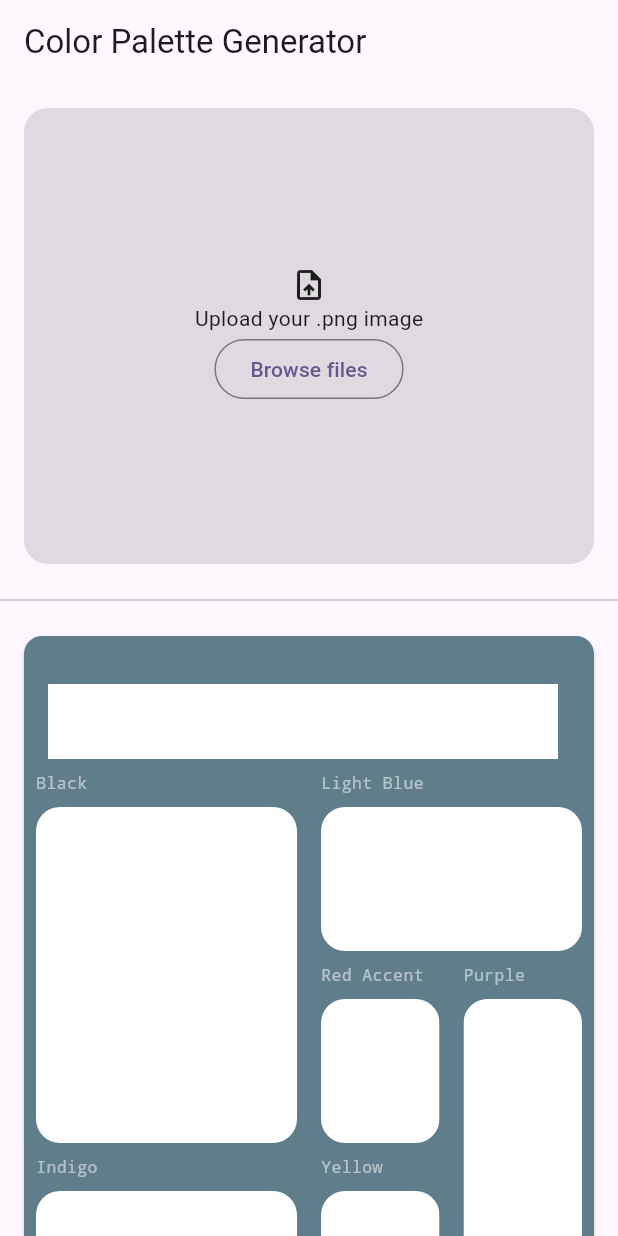
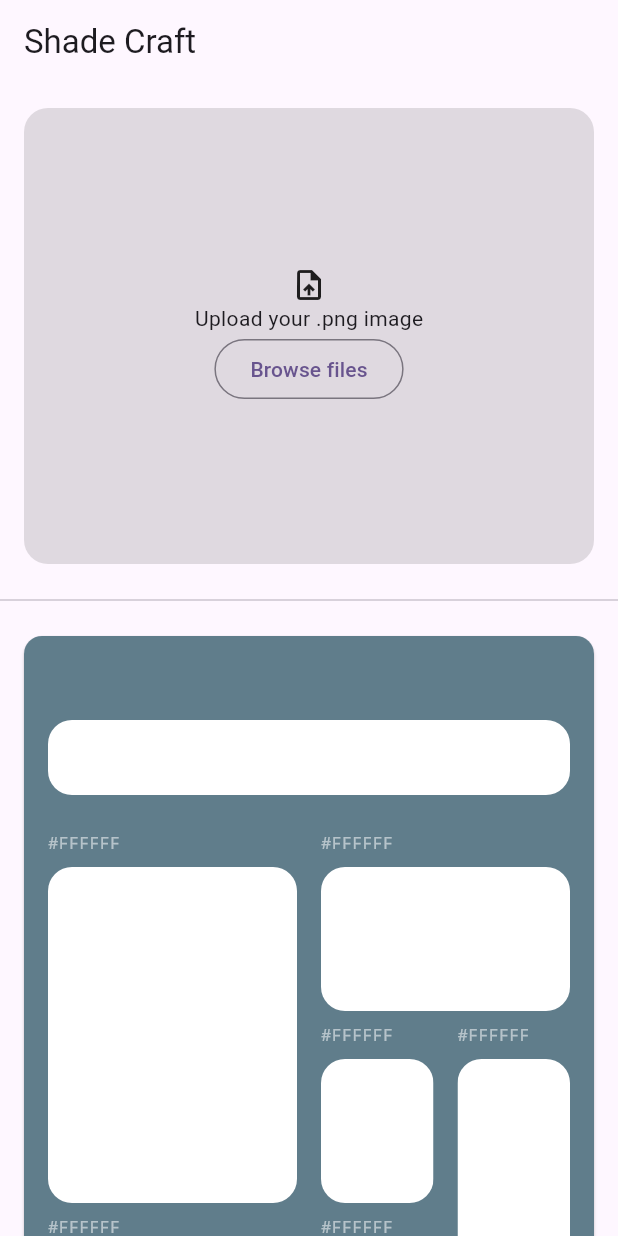
Before and after one commit to emmanuelCode/shade-craft, a Flutter app: the screen it shows after launch, on a phone screen of 412 x 824 dp. Run offline on Flutter 3.47's test engine with Material 3 defaults, Android fonts, the phone set to English and light mode, and no system bars; our stand-ins replace firebase_ai, firebase_core, flutter_riverpod, freezed_annotation, image_picker, riverpod_annotation; missing offline and left inert: gemini_nano_android; accounts and stored records are empty; generated files the repository leaves out were written again.

Commit message:
chore: update INSTRUCTION.md, UI, and a few little tweaks

```diff
--- /dev/null
+++ b/lib/core/utils/color_extensions.dart
@@ -0,0 +1,9 @@
+import 'dart:ui';
+
+extension ColorHex on Color {
+  /// Returns the hex code in #RRGGBB format.
+  String get toHex {
+    return '#${(r * 255).toInt().toRadixString(16).padLeft(2, '0')}${(g * 255).toInt().toRadixString(16).padLeft(2, '0')}${(b * 255).toInt().toRadixString(16).padLeft(2, '0')}'
+        .toUpperCase();
+  }
+}
--- a/lib/feature/generate_color/view/color_palette_screen.dart
+++ b/lib/feature/generate_color/view/color_palette_screen.dart
@@ -1,6 +1,7 @@
 import 'package:flutter/material.dart';
 import 'package:flutter_riverpod/flutter_riverpod.dart';
 import 'package:shade_craft/feature/generate_color/intent/color_palette_intent.dart';
+import 'package:shade_craft/core/utils/color_extensions.dart';
 
 import 'color_palette_view_event.dart';
 
@@ -10,7 +11,7 @@ class ColorPaletteScreen extends StatelessWidget {
   @override
   Widget build(BuildContext context) {
     return Scaffold(
-      appBar: AppBar(title: const Text('Color Palette Generator')),
+      appBar: AppBar(title: const Text('Shade Craft')),
       body: SingleChildScrollView(
         child: Column(
           children: const [ImageInput(), Divider(), ColorsInfoCard()],
@@ -26,7 +27,6 @@ class ImageInput extends ConsumerWidget {
   @override
   Widget build(BuildContext context, WidgetRef ref) {
     var action = ref.read(colorPaletteIntentFactoryProvider.notifier);
-
 
     return Container(
       margin: EdgeInsets.all(16.0),
@@ -44,9 +44,10 @@ class ImageInput extends ConsumerWidget {
           children: [
             Icon(Icons.upload_file),
             Text('Upload your .png image'),
-            OutlinedButton(onPressed: () => action.toIntent(PickImage()) ,
-
-            child: Text('Browse files')),
+            OutlinedButton(
+              onPressed: () => action.toIntent(PickImage()),
+              child: Text('Browse files'),
+            ),
           ],
         ),
       ),
@@ -68,30 +69,65 @@ class ColorsInfoCard extends ConsumerWidget {
         color: Colors.blueGrey,
         margin: EdgeInsets.all(16.0),
         child: Column(
+          crossAxisAlignment: .start,
           children: [
             ListTile(
-            title: Text(data.name),
+              title: Text(
+                data.name,
+                style: Theme.of(
+                  context,
+                ).textTheme.titleLarge!.copyWith(color: Colors.white60),
+              ),
+              contentPadding: EdgeInsets.symmetric(
+                horizontal: 16.0,
+                vertical: 8.0,
+              ),
               subtitle: Container(
                 height: 50,
+                margin: const EdgeInsets.only(top: 12.0),
                 decoration: BoxDecoration(
+                  borderRadius: BorderRadius.circular(16.0),
                   gradient: LinearGradient(
                     begin: AlignmentGeometry.centerLeft,
                     end: AlignmentGeometry.centerRight,
-                  colors: data.colors.map((color) => Color(int.parse(color))).toList(),
+                    colors: data.colors
+                        .map((color) => Color(int.parse(color)))
+                        .toList(),
                   ),
                 ),
               ),
             ),
             ColorPalette(colors: data.colors),
+            SizedBox(height: 16.0),
+            Padding(
+              padding: const EdgeInsets.only(left: 16),
+              child: Text(
+                'Colors Application Note',
+                style: Theme.of(
+                  context,
+                ).textTheme.titleLarge!.copyWith(color: Colors.white60),
+              ),
+            ),
+            Container(
+              decoration: BoxDecoration(
+                border: Border.all(color: Colors.white60),
+                borderRadius: BorderRadius.circular(16.0),
+              ),
+              margin: EdgeInsets.all(16.0),
+              padding: EdgeInsets.all(16.0),
 
-          Text(data.description),
+              child: Text(
+                data.description,
+                style: Theme.of(
+                  context,
+                ).textTheme.bodyLarge!.copyWith(color: Colors.white60),
+              ),
+            ),
           ],
         ),
       ),
     );
-
   }
-
 }
 
 class ColorPalette extends StatelessWidget {
@@ -100,7 +136,9 @@ class ColorPalette extends StatelessWidget {
 
   @override
   Widget build(BuildContext context) {
-    return SizedBox(
+    return Padding(
+      padding: const EdgeInsets.all(8.0),
+      child: SizedBox(
         height: 512,
         child: Column(
           children: [
@@ -112,15 +150,31 @@ class ColorPalette extends StatelessWidget {
                   Expanded(
                     child: Column(
                       children: [
-                      Expanded(flex: 2, child: _Swatch(Color(int.parse(colors[0])), 'Black')),
-                      Expanded(child: _Swatch(Color(int.parse(colors[1])), 'Indigo')),
+                        Expanded(
+                          flex: 2,
+                          child: _Swatch(
+                            Color(int.parse(colors[0])),
+                            Color(int.parse(colors[0])).toHex,
+                          ),
+                        ),
+                        Expanded(
+                          child: _Swatch(
+                            Color(int.parse(colors[1])),
+                            Color(int.parse(colors[1])).toHex,
+                          ),
+                        ),
                       ],
                     ),
                   ),
                   Expanded(
                     child: Column(
                       children: [
-                      Expanded(child: _Swatch(Color(int.parse(colors[2])), 'Light Blue')),
+                        Expanded(
+                          child: _Swatch(
+                            Color(int.parse(colors[2])),
+                            Color(int.parse(colors[2])).toHex,
+                          ),
+                        ),
                         Expanded(
                           flex: 2,
                           child: Row(
@@ -132,16 +186,24 @@ class ColorPalette extends StatelessWidget {
                                     Expanded(
                                       child: _Swatch(
                                         Color(int.parse(colors[3])),
-                                      'Red Accent',
+                                        Color(int.parse(colors[3])).toHex,
                                       ),
                                     ),
                                     Expanded(
-                                    child: _Swatch( Color(int.parse(colors[4])), 'Yellow'),
+                                      child: _Swatch(
+                                        Color(int.parse(colors[4])),
+                                        Color(int.parse(colors[4])).toHex,
+                                      ),
                                     ),
                                   ],
                                 ),
                               ),
-                            Expanded(child: _Swatch( Color(int.parse(colors[5])), 'Purple')),
+                              Expanded(
+                                child: _Swatch(
+                                  Color(int.parse(colors[5])),
+                                  Color(int.parse(colors[5])).toHex,
+                                ),
+                              ),
                             ],
                           ),
                         ),
@@ -151,8 +213,15 @@ class ColorPalette extends StatelessWidget {
                 ],
               ),
             ),
-          Expanded(flex: 1, child: _Swatch( Color(int.parse(colors[6])), 'Green')),
+            Expanded(
+              flex: 1,
+              child: _Swatch(
+                Color(int.parse(colors[6])),
+                Color(int.parse(colors[6])).toHex,
+              ),
+            ),
           ],
+        ),
       ),
     );
   }
```
Also changed, not shown: lib/main.dart (+0 -93 lines), 1 other file. Lines whose indentation alone changed are shown as unchanged.
